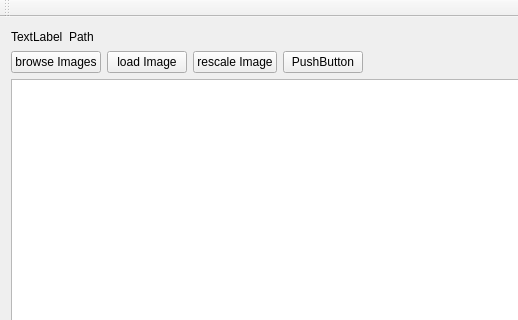
SharkTec/ShowCase, file src/UI/MainWindow.ui: the form before one commit; both pictures show x 0 to 518 and y 0 to 320 of the 842 by 730 pixel window.
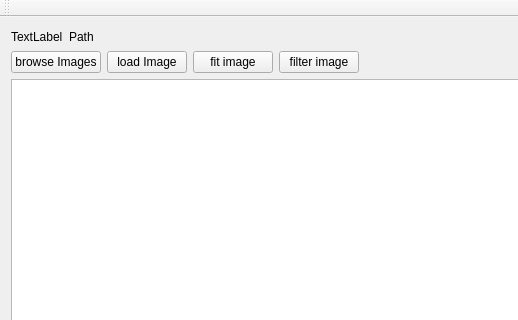
The form after the commit.

The edit to the form file:
```diff
--- a/src/UI/MainWindow.ui
+++ b/src/UI/MainWindow.ui
@@ -82,14 +82,14 @@
         <item>
          <widget class="QPushButton" name="scaleButton">
           <property name="text">
-           <string>rescale Image</string>
+           <string>fit image</string>
           </property>
          </widget>
         </item>
         <item>
          <widget class="QPushButton" name="filterButton">
           <property name="text">
-           <string>PushButton</string>
+           <string>filter image</string>
           </property>
          </widget>
         </item>
```
